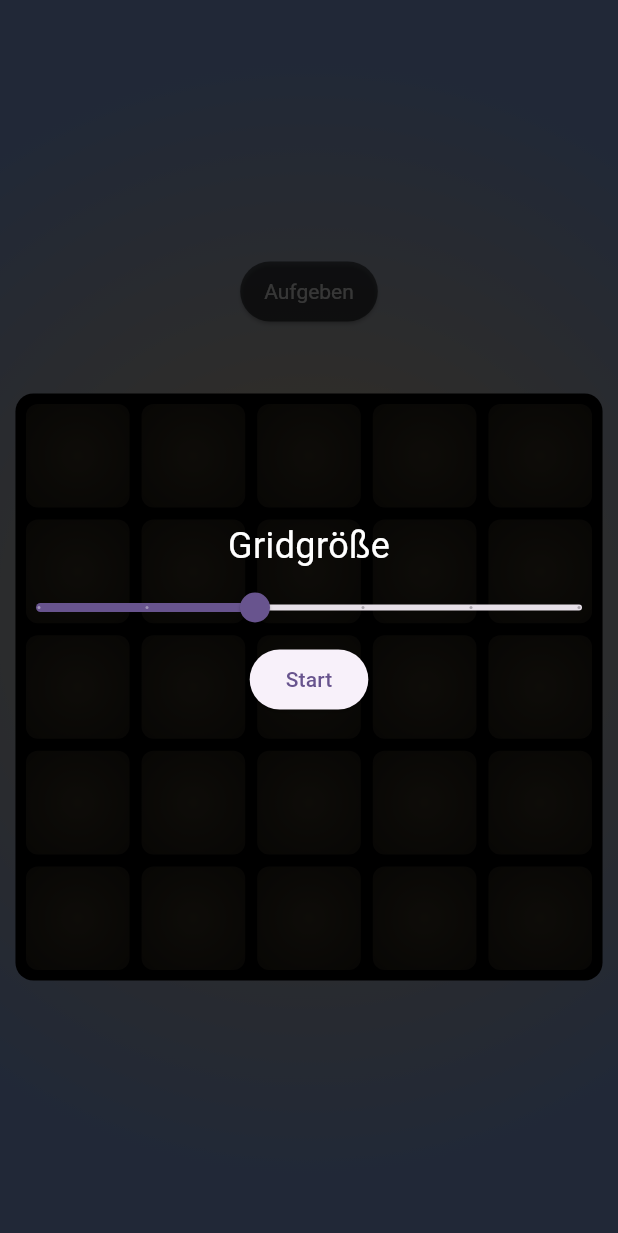
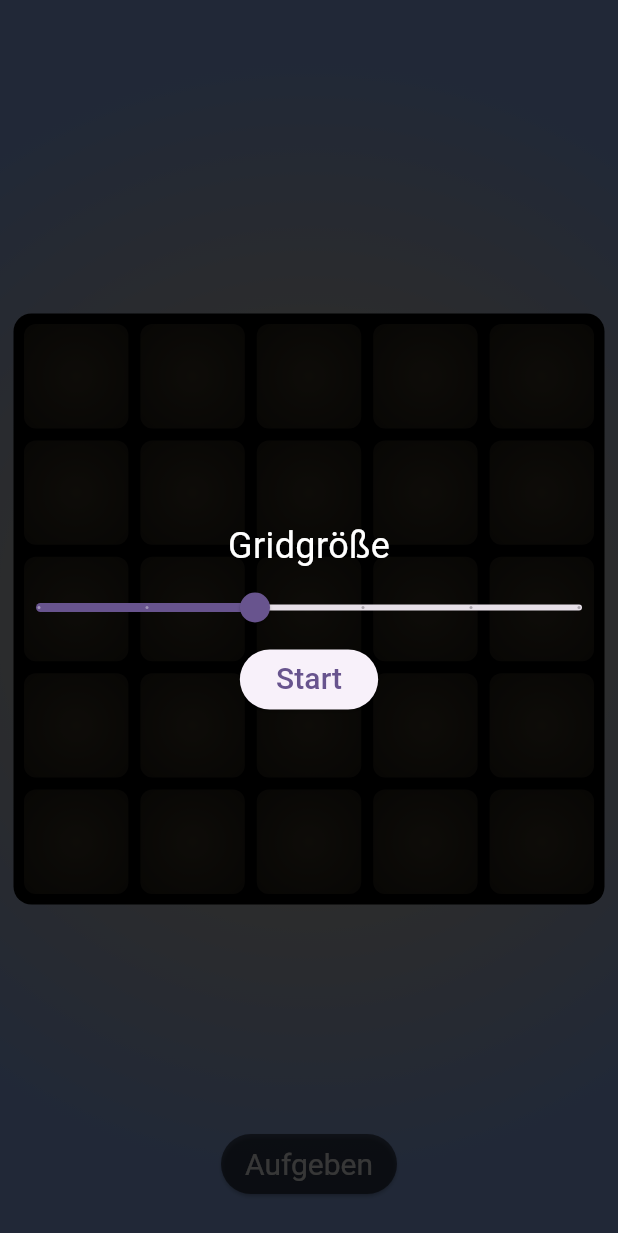
Before and after one commit to Mike4A/lights_out, a Flutter app: the screen it shows after launch, on a phone screen of 412 x 824 dp. Shown: the top 1233 px of the screen. Run offline on Flutter 3.47's test engine with Material 3 defaults, Android fonts, the phone set to English and light mode, and no system bars.

Commit message:
Aufgeben button reworked

```diff
--- a/lib/screens/game_screen.dart
+++ b/lib/screens/game_screen.dart
@@ -113,12 +113,29 @@ class _GameScreenState extends State<GameScreen> {
                 radius: 0.9,
               ),
             ),
+            child: Column(
+              children: [
+                const SizedBox(height: 60),
+                Expanded(
                   child: Center(
-              child: Column(
-                mainAxisSize: MainAxisSize.min,
-                children: [
-                  Container(
-                    margin: const EdgeInsets.only(bottom: 32),
+                    child: AspectRatio(
+                      aspectRatio: 1,
+                      child: Padding(
+                        padding: const EdgeInsets.all(9),
+                        child: Container(
+                          decoration: BoxDecoration(
+                            borderRadius: BorderRadius.circular(12),
+                            color: Colors.black,
+                          ),
+                          padding: const EdgeInsets.all(3),
+                          child: _buildGrid(),
+                        ),
+                      ),
+                    ),
+                  ),
+                ),
+                Padding(
+                  padding: const EdgeInsets.only(bottom: 24.0),
                   child: ElevatedButton(
                     style: ElevatedButton.styleFrom(
                       backgroundColor: Colors.black54,
@@ -127,11 +144,11 @@ class _GameScreenState extends State<GameScreen> {
                         horizontal: 16,
                         vertical: 8,
                       ),
-                        textStyle: const TextStyle(fontSize: 14),
+                      textStyle: const TextStyle(fontSize: 20),
                     ),
                     onPressed: () {
                       setState(() {
-                          _randomizerTicks = 1000; // Stop it
+                        _randomizerTicks = 1000;
                         _showSizeOverlay = true;
                         _listenToLightTaps = false;
                       });
@@ -139,19 +156,7 @@ class _GameScreenState extends State<GameScreen> {
                     child: const Text('Aufgeben'),
                   ),
                 ),
-                  const SizedBox(height: 12),
-                  Container(
-                    decoration: BoxDecoration(
-                      borderRadius: BorderRadius.circular(12),
-                      color: Colors.black,
-                    ),
-                    padding: const EdgeInsets.all(3),
-                    width: MediaQuery.of(context).size.width * 0.95,
-                    height: MediaQuery.of(context).size.width * 0.95,
-                    child: _buildGrid(),
-                  ),
               ],
-              ),
             ),
           ),
           // Overlay
@@ -253,7 +258,7 @@ class _GameScreenState extends State<GameScreen> {
               });
               _startNewGame();
             },
-            child: const Text('Start'),
+            child: const Text('Start', style: TextStyle(fontSize: 20)),
           ),
         ],
       ),
```
Lines whose indentation alone changed are shown as unchanged.
